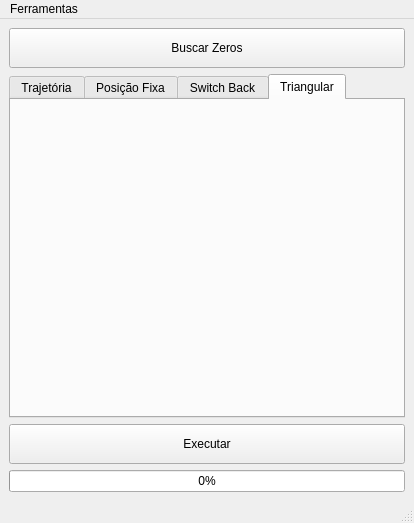
The window that Source/ui/mainwindow.ui (rafaelppires/weldway) describes before a commit, drawn with Qt 5.
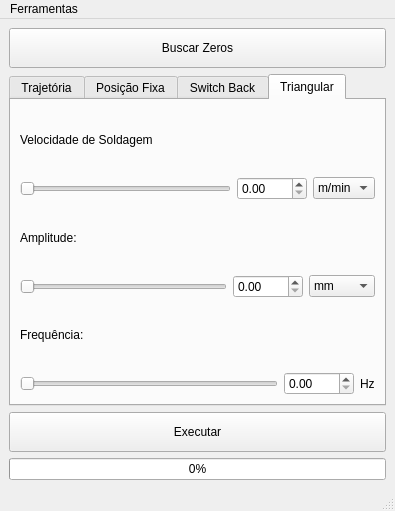
The same window after the commit. The open tabs and pages were chosen to show the change.

What changed in the file:
```diff
--- a/Source/ui/mainwindow.ui
+++ b/Source/ui/mainwindow.ui
@@ -6,8 +6,8 @@
    <rect>
     <x>0</x>
     <y>0</y>
-    <width>414</width>
-    <height>523</height>
+    <width>395</width>
+    <height>511</height>
    </rect>
   </property>
   <property name="windowTitle">
@@ -712,6 +712,167 @@
          <attribute name="title">
           <string>Triangular</string>
          </attribute>
+         <layout class="QGridLayout" name="gridLayout_14">
+          <item row="0" column="0">
+           <layout class="QGridLayout" name="gridLayout_12">
+            <item row="1" column="0">
+             <widget class="QSlider" name="trWeldSpeedSlider">
+              <property name="maximum">
+               <number>300</number>
+              </property>
+              <property name="orientation">
+               <enum>Qt::Horizontal</enum>
+              </property>
+             </widget>
+            </item>
+            <item row="1" column="2">
+             <widget class="QComboBox" name="trWeldSpeedUnitComboBox">
+              <item>
+               <property name="text">
+                <string>m/min</string>
+               </property>
+              </item>
+              <item>
+               <property name="text">
+                <string>mm/s</string>
+               </property>
+              </item>
+              <item>
+               <property name="text">
+                <string>rpm</string>
+               </property>
+              </item>
+              <item>
+               <property name="text">
+                <string>rps</string>
+               </property>
+              </item>
+             </widget>
+            </item>
+            <item row="1" column="1">
+             <widget class="QDoubleSpinBox" name="trWeldSpeedSpinBox">
+              <property name="minimumSize">
+               <size>
+                <width>70</width>
+                <height>0</height>
+               </size>
+              </property>
+             </widget>
+            </item>
+            <item row="0" column="0">
+             <widget class="QLabel" name="label_14">
+              <property name="text">
+               <string>Velocidade de Soldagem</string>
+              </property>
+             </widget>
+            </item>
+           </layout>
+          </item>
+          <item row="1" column="0">
+           <layout class="QGridLayout" name="gridLayout_6">
+            <item row="1" column="0">
+             <widget class="QSlider" name="trAmplitudeSlider">
+              <property name="maximum">
+               <number>300</number>
+              </property>
+              <property name="orientation">
+               <enum>Qt::Horizontal</enum>
+              </property>
+             </widget>
+            </item>
+            <item row="1" column="1">
+             <widget class="QDoubleSpinBox" name="trAmplitudeSpinBox">
+              <property name="minimumSize">
+               <size>
+                <width>70</width>
+                <height>0</height>
+               </size>
+              </property>
+             </widget>
+            </item>
+            <item row="1" column="2">
+             <widget class="QComboBox" name="trAmplitudeUnitComboBox">
+              <property name="sizeIncrement">
+               <size>
+                <width>0</width>
+                <height>0</height>
+               </size>
+              </property>
+              <item>
+               <property name="text">
+                <string>mm</string>
+               </property>
+              </item>
+              <item>
+               <property name="text">
+                <string>cm</string>
+               </property>
+              </item>
+              <item>
+               <property name="text">
+                <string>m</string>
+               </property>
+              </item>
+              <item>
+               <property name="text">
+                <string>pulsos</string>
+               </property>
+              </item>
+              <item>
+               <property name="text">
+                <string>&quot;</string>
+               </property>
+              </item>
+             </widget>
+            </item>
+            <item row="0" column="0">
+             <widget class="QLabel" name="label_9">
+              <property name="text">
+               <string>Amplitude:</string>
+              </property>
+             </widget>
+            </item>
+           </layout>
+          </item>
+          <item row="2" column="0">
+           <layout class="QGridLayout" name="gridLayout_13">
+            <item row="1" column="2">
+             <widget class="QLabel" name="label_15">
+              <property name="text">
+               <string>Hz</string>
+              </property>
+             </widget>
+            </item>
+            <item row="1" column="1">
+             <widget class="QDoubleSpinBox" name="trFrequencySpinBox">
+              <property name="minimumSize">
+               <size>
+                <width>70</width>
+                <height>0</height>
+               </size>
+              </property>
+             </widget>
+            </item>
+            <item row="0" column="0">
+             <widget class="QLabel" name="label_12">
+              <property name="text">
+               <string>Frequência:</string>
+              </property>
+             </widget>
+            </item>
+            <item row="1" column="0">
+             <widget class="QSlider" name="trFrequencySlider">
+              <property name="maximum">
+               <number>300</number>
+              </property>
+              <property name="orientation">
+               <enum>Qt::Horizontal</enum>
+              </property>
+             </widget>
+            </item>
+           </layout>
+          </item>
+         </layout>
         </widget>
        </widget>
       </item>
@@ -744,7 +905,7 @@
     <rect>
      <x>0</x>
      <y>0</y>
-     <width>414</width>
+     <width>395</width>
      <height>21</height>
     </rect>
    </property>
```
Left out of the diff: 2 changed lines with no effect on the pictures.
